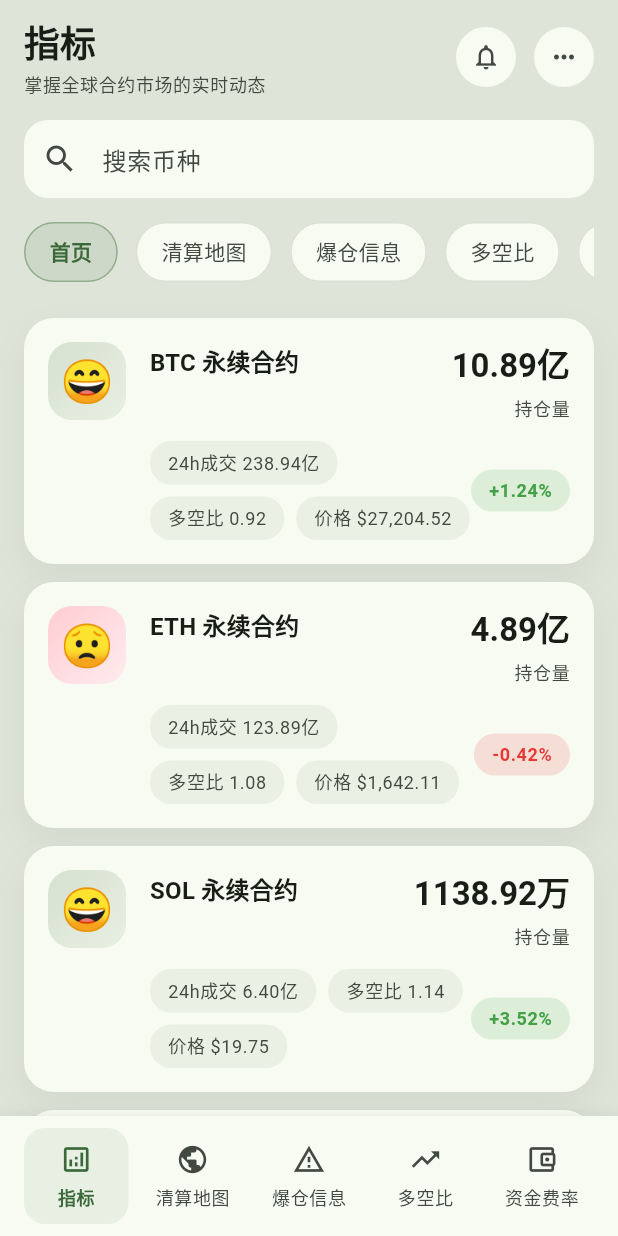
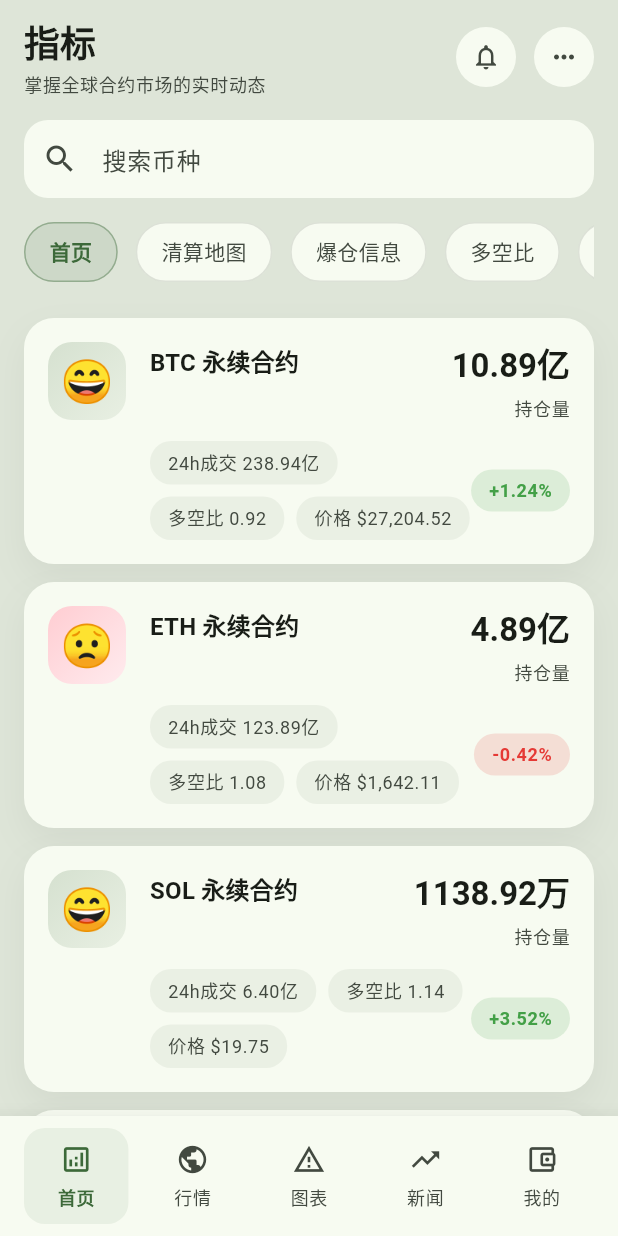
Before and after one commit to lyf-yuanyou/flutter_coinglass, a Flutter app: the screen it shows after launch, on a phone screen of 412 x 824 dp. Run offline on Flutter 3.47's test engine with Material 3 defaults, Android fonts, the phone set to English and light mode, and no system bars; our stand-ins replace auto_route, get; network calls fail.

Commit message:
1.修改文字

```diff
--- a/lib/src/presentation/home_screen.dart
+++ b/lib/src/presentation/home_screen.dart
@@ -5,7 +5,7 @@ import 'package:intl/intl.dart';
 
 import '../data/coinglass_api.dart';
 import '../data/models.dart';
-import '../router/app_router.gr.dart';
+import '../router/app_router.dart' show ReminderRoute;
 import 'widgets/custom_bottom_nav_bar.dart';
 
 const List<String> _categoryLabels = <String>[
@@ -41,13 +41,13 @@ class _HomeScreenState extends State<HomeScreen> {
       NumberFormat.simpleCurrency(decimalDigits: 2);
 
   static const List<CustomBottomNavItem> _navItems = <CustomBottomNavItem>[
-    CustomBottomNavItem(icon: Icons.analytics_outlined, label: '指标'),
-    CustomBottomNavItem(icon: Icons.public, label: '清算地图'),
-    CustomBottomNavItem(icon: Icons.warning_amber_outlined, label: '爆仓信息'),
-    CustomBottomNavItem(icon: Icons.trending_up, label: '多空比'),
+    CustomBottomNavItem(icon: Icons.analytics_outlined, label: '首页'),
+    CustomBottomNavItem(icon: Icons.public, label: '行情'),
+    CustomBottomNavItem(icon: Icons.warning_amber_outlined, label: '图表'),
+    CustomBottomNavItem(icon: Icons.trending_up, label: '新闻'),
     CustomBottomNavItem(
       icon: Icons.account_balance_wallet_outlined,
-      label: '资金费率',
+      label: '我的',
     ),
   ];
 
```
Also changed, not shown: lib/src/router/app_router.gr.dart.
